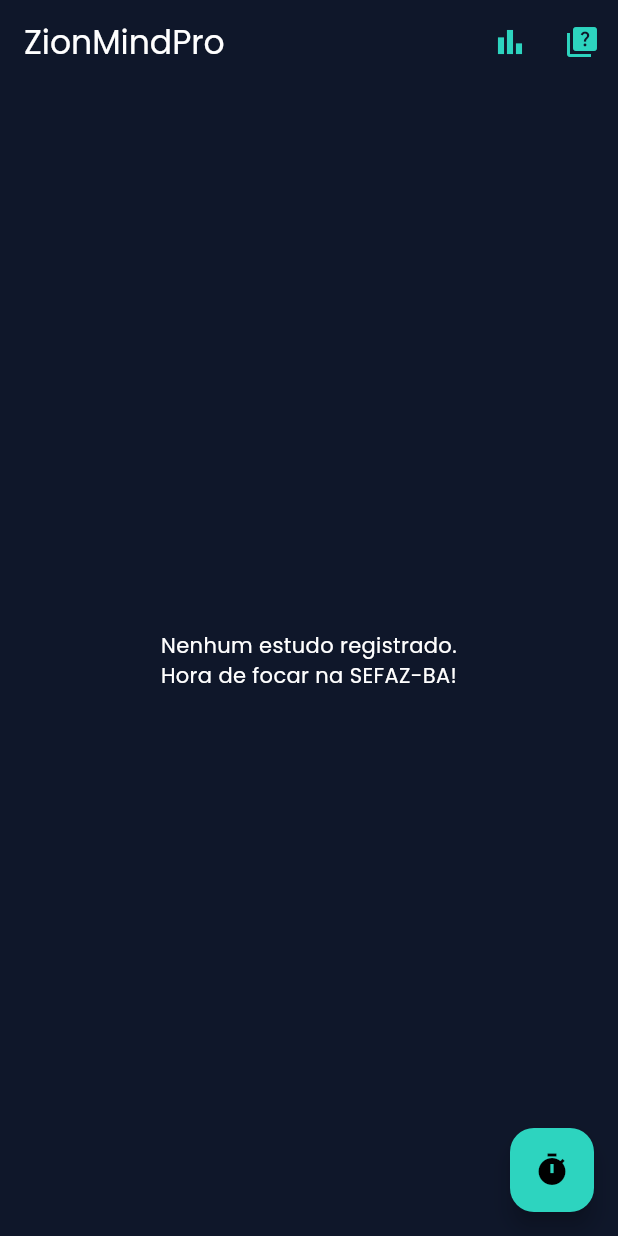
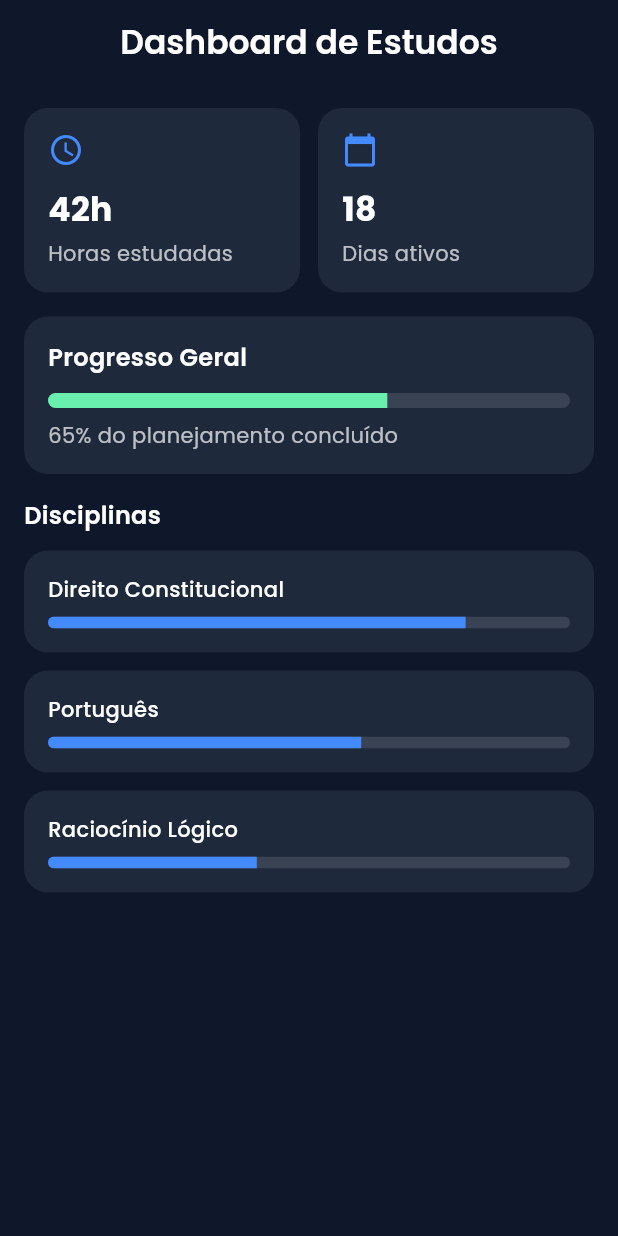
Before and after one commit to Eudberg/zion_mind_pro, a Flutter app: the screen it shows after launch, on a phone screen of 412 x 824 dp. Run offline on Flutter 3.47's test engine with Material 3 defaults, Android fonts, the phone set to English and light mode, and no system bars; our stand-ins replace flutter_heatmap_calendar, google_fonts, percent_indicator, shared_preferences, sqflite; accounts and stored records are empty.

Commit message:
algumas mudanças

```diff
--- a/lib/screens/tela_cronometro.dart
+++ b/lib/screens/tela_cronometro.dart
@@ -57,7 +57,7 @@ class _TelaCronometroState extends State<TelaCronometro> {
     await _service.pausar(); // Garante que parou
     final minutos = _tempoAtual.inMinutes;
 
-if (minutos > 0) {
+    if (minutos > 0) {
       final sessao = SessaoEstudo(
         materia: _materiaController.text,
         data: DateTime.now(),
@@ -90,6 +90,7 @@ if (minutos > 0) {
       ).showSnackBar(SnackBar(content: Text('Estude pelo menos 1 minuto!')));
     }
   }
+
   @override
   void dispose() {
     _timer?.cancel();
--- a/lib/screens/tela_inicial.dart
+++ b/lib/screens/tela_inicial.dart
@@ -5,106 +5,207 @@ import '../widgets/modal_cadastro.dart';
 import 'tela_cronometro.dart';
 import 'tela_questoes.dart';
 import 'tela_estatisticas.dart';
+import 'package:flutter/material.dart';
 
-class TelaInicial extends StatefulWidget {
-  @override
-  _TelaInicialState createState() => _TelaInicialState();
-}
+class TelaInicial extends StatelessWidget {
+  const TelaInicial({super.key});
 
-class _TelaInicialState extends State<TelaInicial> {
   @override
   Widget build(BuildContext context) {
     return Scaffold(
-appBar: AppBar(
-        title: Text('ZionMindPro'),
-        backgroundColor: Colors.transparent,
-        actions: [
-          // Botão de Estatísticas (NOVO)
-          IconButton(
-            icon: Icon(
-              Icons.bar_chart,
-              color: Theme.of(context).colorScheme.secondary,
-            ),
-            onPressed: () {
-              Navigator.push(
-                context,
-                MaterialPageRoute(builder: (ctx) => TelaEstatisticas()),
-              );
-            },
-          ),
-          // Botão de Questões (QUE JÁ EXISTIA)
-          IconButton(
-            icon: Icon(
-              Icons.quiz,
-              color: Theme.of(context).colorScheme.secondary,
-            ),
-            onPressed: () {
-              Navigator.push(
-                context,
-                MaterialPageRoute(builder: (ctx) => TelaQuestoes()),
-              );
-            },
-          ),
-        ],
+      backgroundColor: const Color(0xFF0F172A), // dark blue/gray
+      appBar: AppBar(
+        backgroundColor: const Color(0xFF0F172A),
+        elevation: 0,
+        title: const Text(
+          'Dashboard de Estudos',
+          style: TextStyle(fontWeight: FontWeight.w600),
+        ),
+        centerTitle: true,
       ),
-      body: FutureBuilder<List<SessaoEstudo>>(
-        future: DbHelper.instance.listarSessoes(), // Busca os dados
-        builder: (context, snapshot) {
-          if (!snapshot.hasData) {
-            return Center(child: CircularProgressIndicator());
-          }
-          final sessoes = snapshot.data!;
-          if (sessoes.isEmpty) {
-            return Center(
-              child: Text(
-                'Nenhum estudo registrado.\nHora de focar na SEFAZ-BA!',
-                textAlign: TextAlign.center,
-              ),
-            );
-          }
-
-          return ListView.builder(
-            itemCount: sessoes.length,
-            itemBuilder: (ctx, i) {
-              final s = sessoes[i];
-              return ListTile(
-                leading: CircleAvatar(
-                  child: Icon(Icons.book),
-                  backgroundColor: Colors.indigo,
-                ),
-                title: Text(
-                  s.materia,
-                  style: TextStyle(fontWeight: FontWeight.bold),
-                ),
-                subtitle: Text('Data: ${s.data.day}/${s.data.month}'),
-                trailing: Text(
-                  '${s.minutos} min',
-                  style: TextStyle(
-                    color: Colors.indigo,
-                    fontWeight: FontWeight.bold,
-                  ),
-                ),
-              );
-            },
-          );
-        },
-      ),
-      floatingActionButton: FloatingActionButton(
-        onPressed: () async {
-          // Navega para a tela do cronômetro e espera ela voltar
-          await Navigator.push(
-            context,
-            MaterialPageRoute(builder: (context) => TelaCronometro()),
-          );
-          // Quando voltar, atualiza a lista de estudos feitos
-          setState(() {});
-        },
-        child: Icon(Icons.timer), // Ícone de relógio
-        backgroundColor: Theme.of(
-          context,
-        ).colorScheme.secondary, // Electric Teal
-        foregroundColor: Colors.black,
+      body: SingleChildScrollView(
+        padding: const EdgeInsets.all(16),
+        child: Column(
+          crossAxisAlignment: CrossAxisAlignment.start,
+          children: const [
+            _ResumoGeral(),
+            SizedBox(height: 16),
+            _ProgressoGeral(),
+            SizedBox(height: 16),
+            _Disciplinas(),
+          ],
+        ),
       ),
     );
   }
 }
+
+class _ResumoGeral extends StatelessWidget {
+  const _ResumoGeral();
+
+  @override
+  Widget build(BuildContext context) {
+    return Row(
+      children: const [
+        _CardResumo(
+          titulo: 'Horas estudadas',
+          valor: '42h',
+          icone: Icons.schedule,
+        ),
+        SizedBox(width: 12),
+        _CardResumo(
+          titulo: 'Dias ativos',
+          valor: '18',
+          icone: Icons.calendar_today,
+        ),
+      ],
+    );
+  }
+}
+
+class _CardResumo extends StatelessWidget {
+  final String titulo;
+  final String valor;
+  final IconData icone;
+
+  const _CardResumo({
+    required this.titulo,
+    required this.valor,
+    required this.icone,
+  });
+
+  @override
+  Widget build(BuildContext context) {
+    return Expanded(
+      child: Container(
+        padding: const EdgeInsets.all(16),
+        decoration: BoxDecoration(
+          color: const Color(0xFF1E293B),
+          borderRadius: BorderRadius.circular(16),
+        ),
+        child: Column(
+          crossAxisAlignment: CrossAxisAlignment.start,
+          children: [
+            Icon(icone, color: Colors.blueAccent),
+            const SizedBox(height: 12),
+            Text(
+              valor,
+              style: const TextStyle(
+                fontSize: 22,
+                fontWeight: FontWeight.bold,
+                color: Colors.white,
+              ),
+            ),
+            const SizedBox(height: 4),
+            Text(titulo, style: const TextStyle(color: Colors.white70)),
+          ],
+        ),
+      ),
+    );
+  }
+}
+
+class _ProgressoGeral extends StatelessWidget {
+  const _ProgressoGeral();
+
+  @override
+  Widget build(BuildContext context) {
+    return Container(
+      padding: const EdgeInsets.all(16),
+      decoration: BoxDecoration(
+        color: const Color(0xFF1E293B),
+        borderRadius: BorderRadius.circular(16),
+      ),
+      child: Column(
+        crossAxisAlignment: CrossAxisAlignment.start,
+        children: [
+          const Text(
+            'Progresso Geral',
+            style: TextStyle(
+              fontSize: 16,
+              fontWeight: FontWeight.w600,
+              color: Colors.white,
+            ),
+          ),
+          const SizedBox(height: 12),
+          ClipRRect(
+            borderRadius: BorderRadius.circular(8),
+            child: LinearProgressIndicator(
+              value: 0.65,
+              minHeight: 10,
+              backgroundColor: Colors.white12,
+              valueColor: const AlwaysStoppedAnimation<Color>(
+                Colors.greenAccent,
+              ),
+            ),
+          ),
+          const SizedBox(height: 8),
+          const Text(
+            '65% do planejamento concluído',
+            style: TextStyle(color: Colors.white70),
+          ),
+        ],
+      ),
+    );
+  }
+}
+
+class _Disciplinas extends StatelessWidget {
+  const _Disciplinas();
+
+  @override
+  Widget build(BuildContext context) {
+    return Column(
+      crossAxisAlignment: CrossAxisAlignment.start,
+      children: [
+        const Text(
+          'Disciplinas',
+          style: TextStyle(
+            fontSize: 16,
+            fontWeight: FontWeight.w600,
+            color: Colors.white,
+          ),
+        ),
+        const SizedBox(height: 12),
+        _item('Direito Constitucional', 0.8),
+        _item('Português', 0.6),
+        _item('Raciocínio Lógico', 0.4),
+      ],
+    );
+  }
+
+  Widget _item(String nome, double progresso) {
+    return Container(
+      margin: const EdgeInsets.only(bottom: 12),
+      padding: const EdgeInsets.all(16),
+      decoration: BoxDecoration(
+        color: const Color(0xFF1E293B),
+        borderRadius: BorderRadius.circular(16),
+      ),
+      child: Column(
+        crossAxisAlignment: CrossAxisAlignment.start,
+        children: [
+          Text(
+            nome,
+            style: const TextStyle(
+              color: Colors.white,
+              fontWeight: FontWeight.w500,
+            ),
+          ),
+          const SizedBox(height: 8),
+          ClipRRect(
+            borderRadius: BorderRadius.circular(8),
+            child: LinearProgressIndicator(
+              value: progresso,
+              minHeight: 8,
+              backgroundColor: Colors.white12,
+              valueColor: const AlwaysStoppedAnimation<Color>(
+                Colors.blueAccent,
+              ),
+            ),
+          ),
+        ],
+      ),
+    );
+  }
+}
```
Also changed, not shown: lib/widgets/discipline_status_list.dart (added, +53 -0 lines), lib/widgets/info_card.dart (added, +50 -0 lines), lib/widgets/summary_cards.dart (added, +49 -0 lines).
